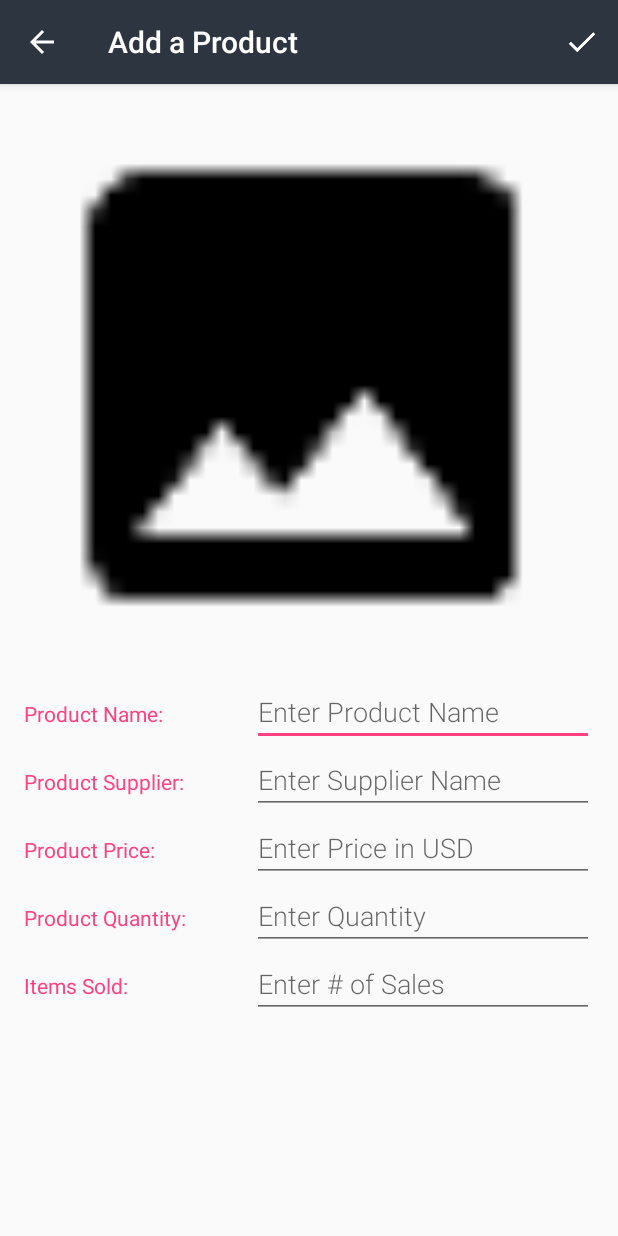
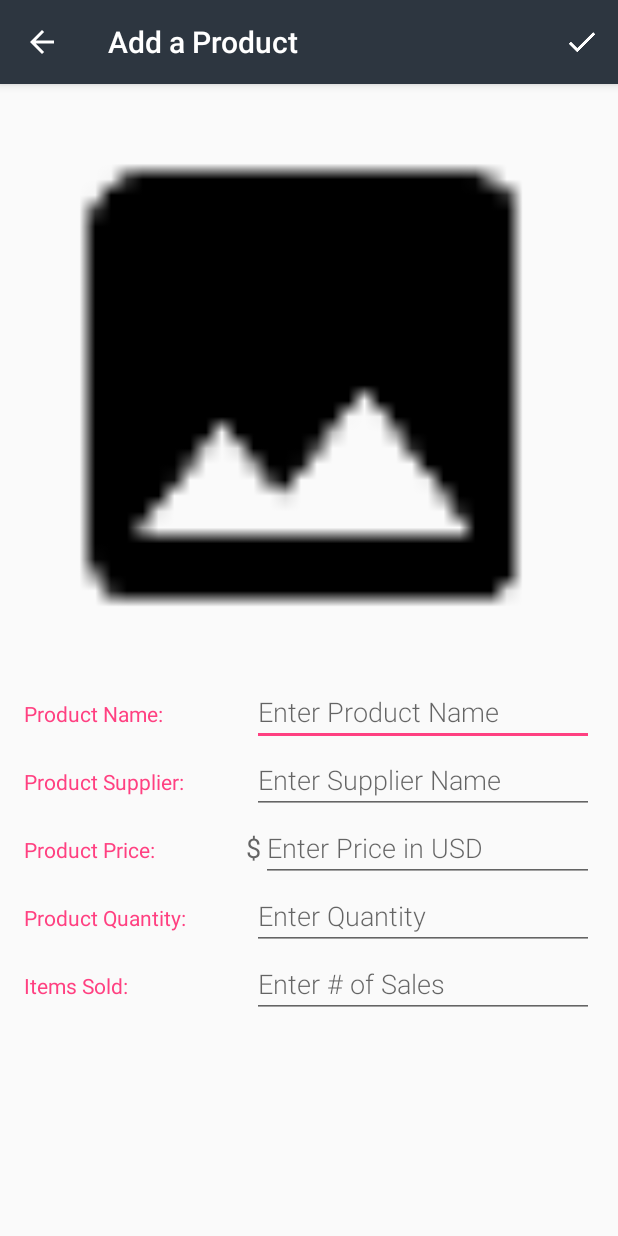
Before and after one commit to jimmymckinney/Inventory, an Android app: the EditorActivity screen opened directly, with no data from a screen before it, on a phone screen of 412 x 824 dp. Run offline under Robolectric (Android 15) with nearby library versions, the phone set to English and light mode, and no system bars; 1 statement that could not run was skipped.

Commit message:
Fixed currency to be stored in BigDecimal

```diff
--- a/app/src/main/java/com/example/android/inventory/InventoryActivity.java
+++ b/app/src/main/java/com/example/android/inventory/InventoryActivity.java
@@ -69,7 +69,6 @@ public class InventoryActivity extends AppCompatActivity implements LoaderManage
 
         // Initialize loader
         getSupportLoaderManager().initLoader(PRODUCT_LOADER, null, this);
-
     }
 
     private void insertProduct() {
@@ -78,7 +77,7 @@ public class InventoryActivity extends AppCompatActivity implements LoaderManage
 
         values.put(InventoryEntry.COLUMN_PRODUCT_NAME, "Echo Dot");
         values.put(InventoryEntry.COLUMN_PRODUCT_QUANTITY, 40);
-        values.put(InventoryEntry.COLUMN_PRODUCT_PRICE, 49);
+        values.put(InventoryEntry.COLUMN_PRODUCT_PRICE, "49.99");
         values.put(InventoryEntry.COLUMN_PRODUCT_SUPPLIER, "Amazon");
         values.put(InventoryEntry.COLUMN_PRODUCT_SALES, 7);
 
--- a/app/src/main/java/com/example/android/inventory/data/InventoryContract.java
+++ b/app/src/main/java/com/example/android/inventory/data/InventoryContract.java
@@ -4,7 +4,7 @@ import android.content.ContentResolver;
 import android.net.Uri;
 import android.provider.BaseColumns;
 
-public class InventoryContract  {
+public class InventoryContract {
 
     private InventoryContract() {
 
@@ -35,7 +35,7 @@ public class InventoryContract  {
         //price, quantity available, supplier, and a picture of the product. It will also need to allow the user to track sales and shipments
 
         public static final String _ID = BaseColumns._ID;
-        public static final String COLUMN_PRODUCT_NAME= "name";
+        public static final String COLUMN_PRODUCT_NAME = "name";
         public static final String COLUMN_PRODUCT_QUANTITY = "quantity";
         public static final String COLUMN_PRODUCT_PRICE = "price";
         public static final String COLUMN_PRODUCT_SUPPLIER = "supplier";
--- a/app/src/main/java/com/example/android/inventory/data/InventoryDbHelper.java
+++ b/app/src/main/java/com/example/android/inventory/data/InventoryDbHelper.java
@@ -21,7 +21,7 @@ public class InventoryDbHelper extends SQLiteOpenHelper {
                 + InventoryEntry._ID + " INTEGER PRIMARY KEY AUTOINCREMENT, "
                 + InventoryEntry.COLUMN_PRODUCT_NAME + " TEXT NOT NULL, "
                 + InventoryEntry.COLUMN_PRODUCT_QUANTITY + " INTEGER NOT NULL DEFAULT 0, "
-                + InventoryEntry.COLUMN_PRODUCT_PRICE + " REAL NOT NULL DEFAULT 0.0, "
+                + InventoryEntry.COLUMN_PRODUCT_PRICE + " TEXT NOT NULL DEFAULT '0', "
                 + InventoryEntry.COLUMN_PRODUCT_SUPPLIER + " TEXT NOT NULL, "
                 + InventoryEntry.COLUMN_PRODUCT_PICTURE + " TEXT NOT NULL DEFAULT 'No images', "
                 + InventoryEntry.COLUMN_PRODUCT_SALES + " INTEGER NOT NULL DEFAULT 0"
--- a/app/src/main/res/layout/activity_editor.xml
+++ b/app/src/main/res/layout/activity_editor.xml
@@ -28,13 +28,13 @@
 
             <TextView
                 style="@style/TextViewDescription"
-                android:text="Product Name: "
+                android:text="@string/editor_activity_product_name_label"
                 android:textColor="@color/colorAccent" />
 
             <EditText
                 android:id="@+id/edit_product_name"
                 style="@style/EditorFieldStyle"
-                android:hint="Enter Product Name"
+                android:hint="@string/editor_activity_product_name_field"
                 android:inputType="textCapWords" />
         </LinearLayout>
 
@@ -45,13 +45,13 @@
 
             <TextView
                 style="@style/TextViewDescription"
-                android:text="Product Supplier: "
+                android:text="@string/editor_activity_product_supplier_label"
                 android:textColor="@color/colorAccent" />
 
             <EditText
                 android:id="@+id/edit_product_supplier"
                 style="@style/EditorFieldStyle"
-                android:hint="Enter Supplier Name"
+                android:hint="@string/editor_activity_product_supplier_field"
                 android:inputType="textCapWords" />
         </LinearLayout>
 
@@ -62,14 +62,36 @@
 
             <TextView
                 style="@style/TextViewDescription"
-                android:text="Product Price: "
+                android:text="@string/editor_activity_product_price_label"
                 android:textColor="@color/colorAccent" />
-
+            <TextView
+                android:layout_height="wrap_content"
+                android:layout_width="wrap_content"
+                android:text="@string/currency_sign"
+                android:textAppearance="?android:textAppearanceMedium"/>
             <!-- Price field -->
             <EditText
                 android:id="@+id/edit_product_price"
                 style="@style/EditorFieldStyle"
-                android:hint="Enter Price in USD"
+                android:hint="@string/editor_activity_product_price_field"
+                android:inputType="numberDecimal" />
+        </LinearLayout>
+
+        <LinearLayout
+            android:layout_width="match_parent"
+            android:layout_height="wrap_content"
+            android:orientation="horizontal">
+
+            <TextView
+                style="@style/TextViewDescription"
+                android:text="@string/editor_activity_product_quantity_label"
+                android:textColor="@color/colorAccent" />
+
+            <!-- Quantity field -->
+            <EditText
+                android:id="@+id/edit_product_quantity"
+                style="@style/EditorFieldStyle"
+                android:hint="@string/editor_activity_product_quantity_field"
                 android:inputType="number" />
         </LinearLayout>
 
@@ -80,32 +102,14 @@
 
             <TextView
                 style="@style/TextViewDescription"
-                android:text="Product Quantity: "
-                android:textColor="@color/colorAccent" />
-
-            <!-- Quantity field -->
-            <EditText
-                android:id="@+id/edit_product_quantity"
-                style="@style/EditorFieldStyle"
-                android:hint="Enter Quantity"
-                android:inputType="number" />
-        </LinearLayout>
-
-        <LinearLayout
-            android:layout_width="match_parent"
-            android:layout_height="wrap_content"
-            android:orientation="horizontal">
-
-            <TextView
-                style="@style/TextViewDescription"
-                android:text="Items Sold: "
+                android:text="@string/editor_activity_product_sales_label"
                 android:textColor="@color/colorAccent" />
 
             <!-- Quantity field -->
             <EditText
                 android:id="@+id/edit_product_sales"
                 style="@style/EditorFieldStyle"
-                android:hint="Enter # of Sales"
+                android:hint="@string/editor_activity_product_sales_field"
                 android:inputType="number" />
         </LinearLayout>
     </LinearLayout>
--- a/app/src/main/res/layout/list_item.xml
+++ b/app/src/main/res/layout/list_item.xml
@@ -89,7 +89,7 @@
                 android:layout_weight="1"
                 android:fontFamily="sans-serif"
                 android:textAppearance="?android:textAppearanceSmall"
-                tools:text="QTY. 40" />
+                tools:text="In-Stock: 40" />
 
             <TextView
                 android:id="@+id/product_sales"
@@ -99,7 +99,7 @@
                 android:layout_weight="1"
                 android:fontFamily="sans-serif"
                 android:textAppearance="?android:textAppearanceSmall"
-                tools:text="Sold: 12" />
+                tools:text="Items Sold: 12" />
         </LinearLayout>
     </LinearLayout>
 
--- a/app/src/main/res/values/strings.xml
+++ b/app/src/main/res/values/strings.xml
@@ -57,4 +57,17 @@
 
     <!-- Toast message in editor when current product is out of stock (equal to 0) [CHAR LIMIT=NONE] -->
     <string name="no_more_stock">Product out of stock.</string>
+
+    <string name="currency_sign">$</string>
+    <string name="editor_activity_product_name_label">Product Name: </string>
+    <string name="editor_activity_product_supplier_label">Product Supplier: </string>
+    <string name="editor_activity_product_quantity_label">Product Quantity: </string>
+    <string name="editor_activity_product_price_label">Product Price: </string>
+    <string name="editor_activity_product_sales_label">Items Sold: </string>
+
+    <string name="editor_activity_product_name_field">Enter Product Name</string>
+    <string name="editor_activity_product_supplier_field">Enter Supplier Name</string>
+    <string name="editor_activity_product_quantity_field">Enter Quantity</string>
+    <string name="editor_activity_product_price_field">Enter Price in USD</string>
+    <string name="editor_activity_product_sales_field">Enter # of Sales</string>
 </resources>
```
Also changed, not shown: app/src/main/java/com/example/android/inventory/EditorActivity.java (+18 -10 lines), app/src/main/java/com/example/android/inventory/data/InventoryProvider.java (+5 -2 lines).
